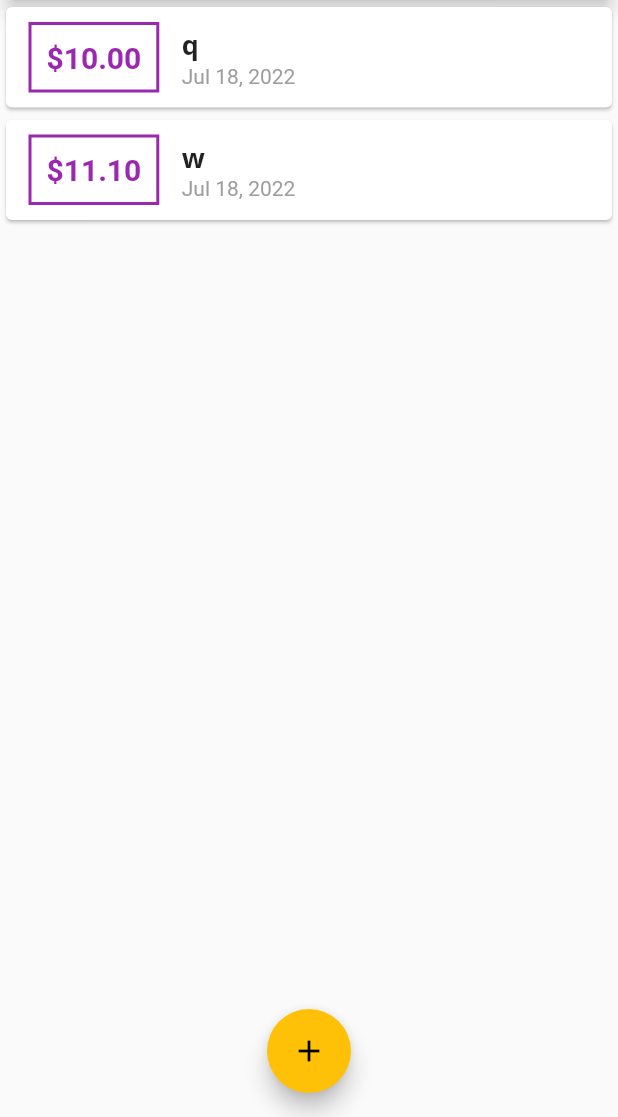
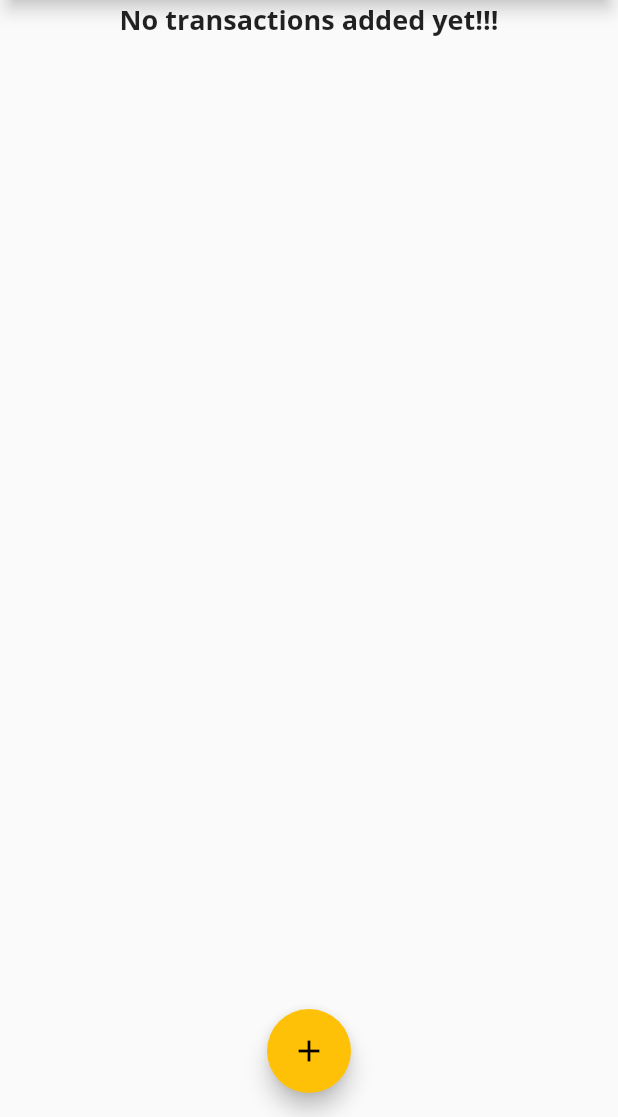
Before and after one commit to boyk0/pesonal-expenses-app, a Flutter app: the screen it shows after launch, on a phone screen of 412 x 824 dp, the part 119-1236 px from its top. Run offline on Flutter 3.47's test engine with Material 2 defaults, Android fonts, the phone set to English and light mode, and no system bars.

Commit message:
add checking for empty list

```diff
--- a/lib/main.dart
+++ b/lib/main.dart
@@ -46,8 +46,8 @@ class MyHomePage extends StatefulWidget {
 
 class _MyHomePageState extends State<MyHomePage> {
   final List<Transaction> _userTransactions = [
-    Transaction(id: 't1', title: 'q', amount: 10, date: DateTime.now()),
-    Transaction(id: 't2', title: 'w', amount: 11.1, date: DateTime.now()),
+    // Transaction(id: 't1', title: 'q', amount: 10, date: DateTime.now()),
+    // Transaction(id: 't2', title: 'w', amount: 11.1, date: DateTime.now()),
   ];
 
   void _addTransaction(String title, double amount) {
--- a/lib/widgets/transaction_list.dart
+++ b/lib/widgets/transaction_list.dart
@@ -12,7 +12,14 @@ class TransactionList extends StatelessWidget {
   Widget build(BuildContext context) {
     return  Container(
       height: 300,
-      child: ListView.builder(
+      child: transactions.isEmpty ? Column(
+        children: [
+          Text(
+            'No transactions added yet!!!',
+            style: Theme.of(context).textTheme.titleMedium,
+          ),
+        ],
+      ) : ListView.builder(
         itemBuilder: (ctx, i) {
           return Card(
             child: Row(
```
